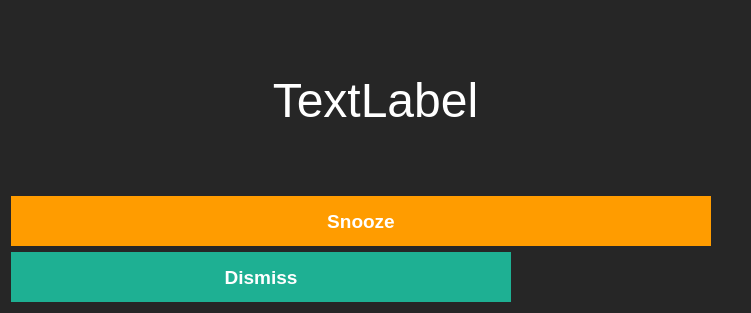
This is coretime/snooze.ui in rahmanshaber/corebox as Qt 5 draws it before an edit. The edited form follows.
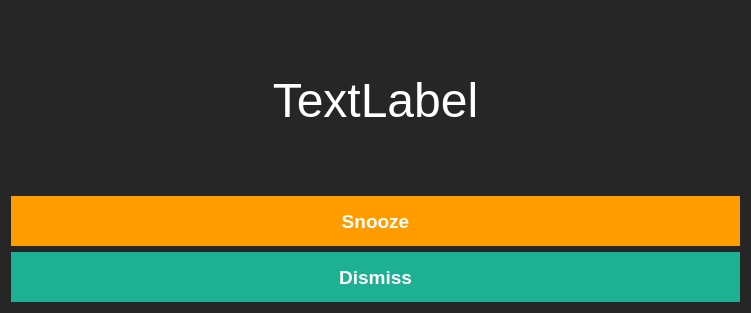
This is the edited form. Icons and pictures are not drawn.

```diff
--- a/coretime/snooze.ui
+++ b/coretime/snooze.ui
@@ -23,7 +23,7 @@
 color: #ffffff;
 }</string>
   </property>
-  <layout class="QVBoxLayout" name="verticalLayout">
+  <layout class="QVBoxLayout" name="verticalLayout_2">
    <item>
     <widget class="QLabel" name="time">
      <property name="font">
@@ -40,10 +40,18 @@
     </widget>
    </item>
    <item>
+    <layout class="QVBoxLayout" name="verticalLayout">
+     <item>
     <widget class="QPushButton" name="snzBtn">
+       <property name="sizePolicy">
+        <sizepolicy hsizetype="Preferred" vsizetype="Fixed">
+         <horstretch>0</horstretch>
+         <verstretch>0</verstretch>
+        </sizepolicy>
+       </property>
      <property name="maximumSize">
       <size>
-       <width>700</width>
+         <width>16777215</width>
        <height>50</height>
       </size>
      </property>
@@ -69,9 +77,15 @@
    </item>
    <item>
     <widget class="QPushButton" name="DismissBtn">
+       <property name="sizePolicy">
+        <sizepolicy hsizetype="Preferred" vsizetype="Fixed">
+         <horstretch>0</horstretch>
+         <verstretch>0</verstretch>
+        </sizepolicy>
+       </property>
      <property name="maximumSize">
       <size>
-       <width>500</width>
+         <width>16777215</width>
        <height>50</height>
       </size>
      </property>
@@ -94,6 +108,8 @@
       <string>Dismiss</string>
      </property>
     </widget>
+     </item>
+    </layout>
    </item>
   </layout>
  </widget>
```
Lines whose indentation alone changed are shown as unchanged.
